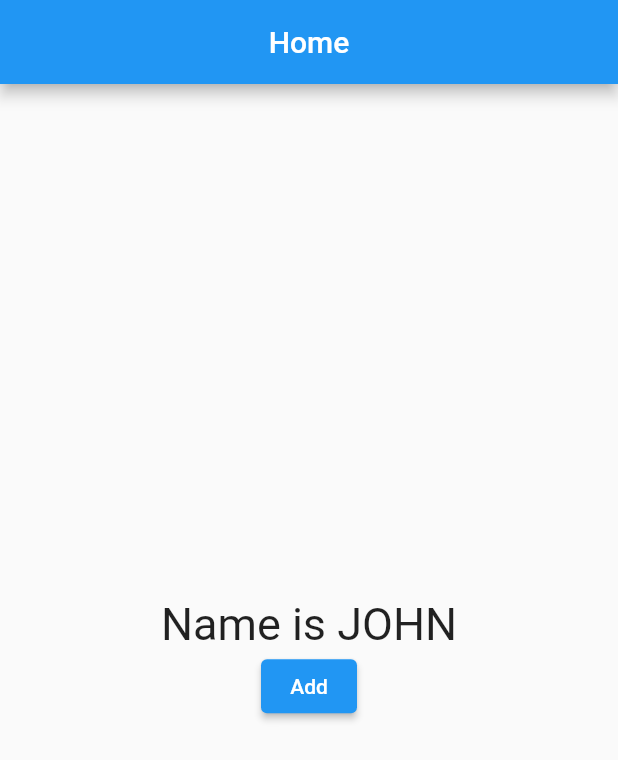
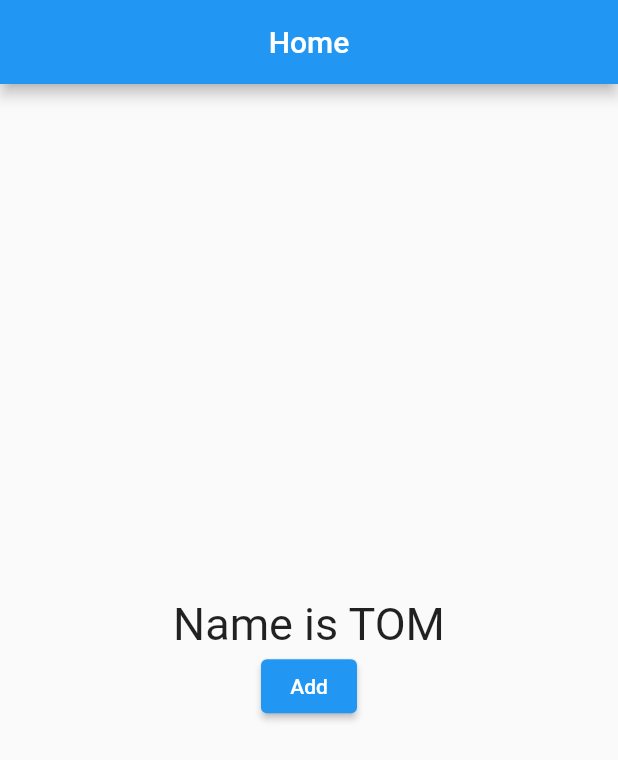
Before and after one commit to vinodmadhu97/getx-demo, a Flutter app: the screen it shows after launch, after a tap on "Add", on a phone screen of 412 x 824 dp. Shown: the top 760 px of the screen. Run offline on Flutter 3.47's test engine with Material 2 defaults, Android fonts, the phone set to English and light mode, and no system bars; our stand-ins replace get.

Commit message:
Step3 - reactive state management with dynamic model class

```diff
--- a/lib/home.dart
+++ b/lib/home.dart
@@ -5,11 +5,13 @@ import 'package:getx_demo/student_model.dart';
 class HomeScreen extends StatelessWidget {
   HomeScreen({Key? key}) : super(key: key);
 
-  Student student = Student();
+  Rx<Student> student = Student(name: "Tom",age: 20).obs;
 
 
   void toUpper(){
-    student.name.value = student.name.value.toUpperCase();
+    student.update((student) {
+      student!.name = student.name.toUpperCase();
+    });
   }
 
   @override
@@ -23,7 +25,7 @@ class HomeScreen extends StatelessWidget {
         child: Column(
           mainAxisAlignment: MainAxisAlignment.center,
           children:  [
-              Obx(()=> Text("Name is ${student.name.value}",style: const TextStyle(fontSize: 30),),
+              Obx(()=> Text("Name is ${student.value.name}",style: const TextStyle(fontSize: 30),),
               ),
 
             ElevatedButton(
--- a/lib/student_model.dart
+++ b/lib/student_model.dart
@@ -1,5 +1,7 @@
 import 'package:get/get.dart';
 class Student{
-  var name = "John".obs;
-  var age = 20.obs;
+  String name;
+  int age;
+
+  Student({required this.name, required this.age});
 }
```
